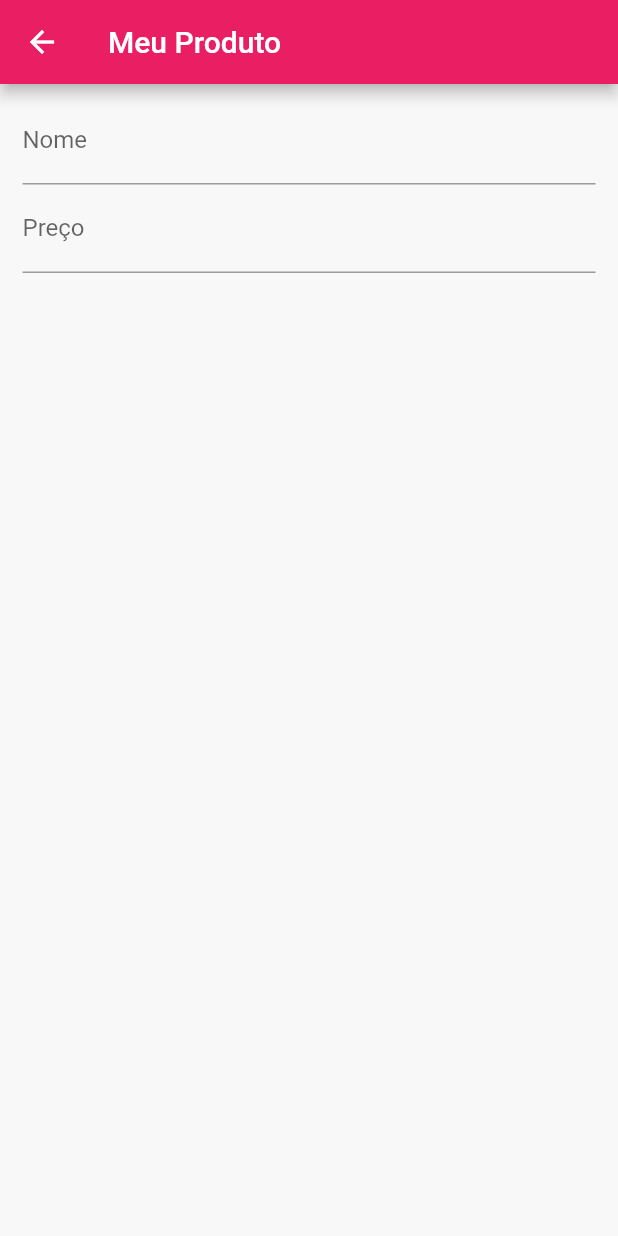
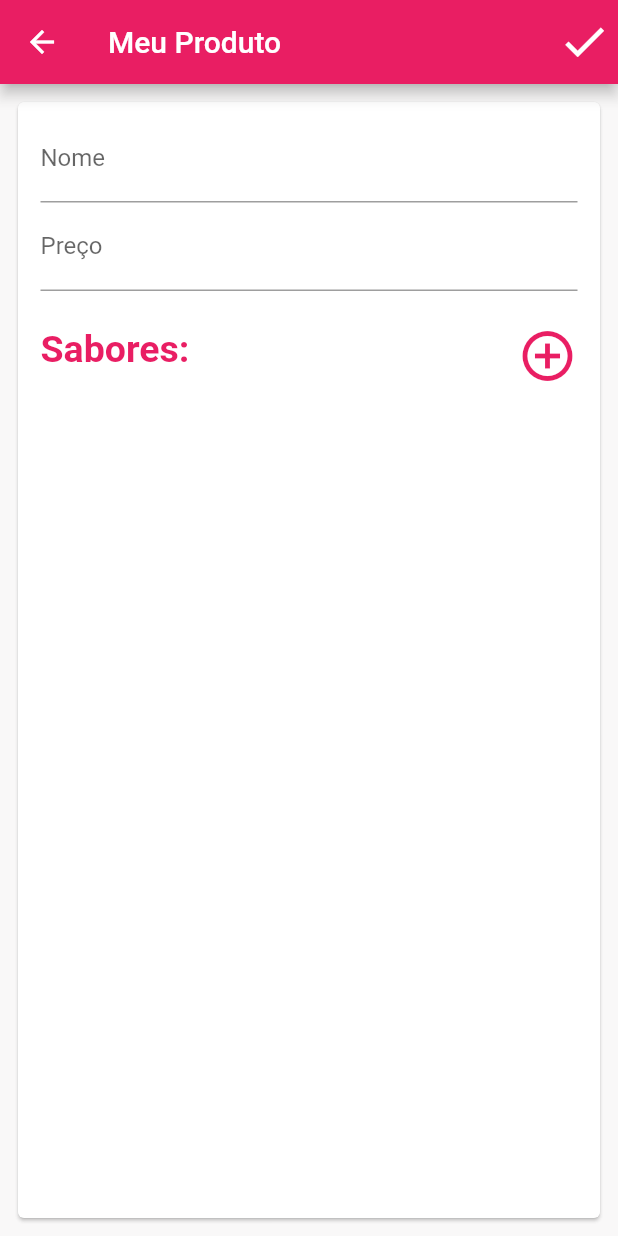
Before and after one commit to Jo-Analyst/app-good-taste, a Flutter app: the ProductFormPage screen opened directly, on a phone screen of 412 x 824 dp. Run offline on Flutter 3.47's test engine with Material 2 defaults, Android fonts, the phone set to English and light mode, and no system bars; our stand-ins replace sqflite; accounts and stored records are empty.

Commit message:
começo de colocar os sabores

```diff
--- a/lib/app/page/product_form.dart
+++ b/lib/app/page/product_form.dart
@@ -9,35 +9,91 @@ class ProductFormPage extends StatefulWidget {
 
 class _ProductFormPageState extends State<ProductFormPage> {
   final _key = GlobalKey<FormState>();
+  List<String> flavors = [
+    "Morango",
+    "Abacaxi",
+    "Maracujá",
+    "Uva",
+    "Baunilha com limão",
+    "Iorgute de morango",
+    "Iorgute de maracujá",
+  ];
 
   @override
   Widget build(BuildContext context) {
     return Scaffold(
       appBar: AppBar(
         title: const Text("Meu Produto"),
+        actions: [
+          IconButton(
+              onPressed: () {},
+              icon: const Icon(
+                Icons.check,
+                size: 35,
+              ))
+        ],
       ),
       body: Padding(
-        padding: const EdgeInsets.symmetric(vertical: 8, horizontal: 15),
-        child: Form(
+        padding: const EdgeInsets.all(8.0),
+        child: Card(
+          child: Padding(
+            padding: const EdgeInsets.symmetric(
+              vertical: 8,
+              horizontal: 15,
+            ),
+            child: Column(
+              children: [
+                Form(
                   key: _key,
                   child: Column(
                     children: [
                       Column(
                         children: [
                           TextFormField(
-                    decoration: const InputDecoration(labelText: "Nome"),
+                            decoration:
+                                const InputDecoration(labelText: "Nome"),
+                            textInputAction: TextInputAction.next,
                           ),
                           TextFormField(
                             keyboardType: const TextInputType.numberWithOptions(
                               decimal: true,
                             ),
-                    decoration: const InputDecoration(labelText: "Preço"),
+                            textInputAction: TextInputAction.next,
+                            decoration:
+                                const InputDecoration(labelText: "Preço"),
                           ),
                         ],
                       ),
                     ],
                   ),
                 ),
+                Container(
+                  margin: const EdgeInsets.only(top: 15),
+                  child: Row(
+                    mainAxisAlignment: MainAxisAlignment.spaceBetween,
+                    children: [
+                      Text(
+                        "Sabores: ",
+                        style: TextStyle(
+                            color: Theme.of(context).primaryColor,
+                            fontSize: 25,
+                            fontWeight: FontWeight.w700),
+                      ),
+                      IconButton(
+                        onPressed: () {},
+                        icon: Icon(
+                          Icons.add_circle_outline,
+                          color: Theme.of(context).primaryColor,
+                          size: 40,
+                        ),
+                      ),
+                    ],
+                  ),
+                ),
+              ],
+            ),
+          ),
+        ),
       ),
     );
   }
```
Lines whose indentation alone changed are shown as unchanged.
